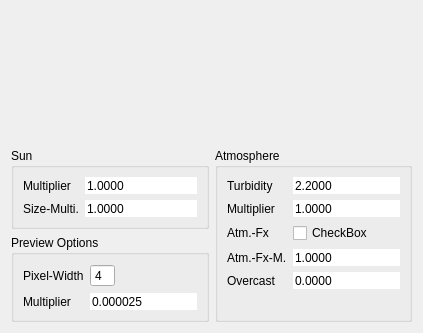
This is src/qt-frontend/widgets/QtSunSkyEditor/forms/qtsunskyeditor.ui in phresnel/picogen as Qt 5 draws it before an edit. The edited form follows.
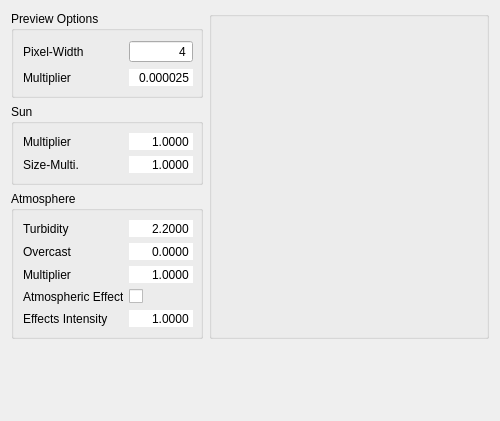
This is the edited form.

The edit to the form file:
```diff
--- a/src/qt-frontend/widgets/QtSunSkyEditor/forms/qtsunskyeditor.ui
+++ b/src/qt-frontend/widgets/QtSunSkyEditor/forms/qtsunskyeditor.ui
@@ -6,8 +6,8 @@
    <rect>
     <x>0</x>
     <y>0</y>
-    <width>423</width>
-    <height>333</height>
+    <width>494</width>
+    <height>421</height>
    </rect>
   </property>
   <property name="windowTitle">
@@ -17,102 +17,78 @@
    <property name="horizontalSpacing">
     <number>6</number>
    </property>
-   <item row="0" column="0" rowspan="3" colspan="2">
-    <widget class="QLabel" name="previewScreen">
-     <property name="sizePolicy">
-      <sizepolicy hsizetype="MinimumExpanding" vsizetype="MinimumExpanding">
-       <horstretch>0</horstretch>
-       <verstretch>0</verstretch>
-      </sizepolicy>
-     </property>
-     <property name="minimumSize">
-      <size>
-       <width>128</width>
-       <height>128</height>
-      </size>
-     </property>
-     <property name="maximumSize">
-      <size>
-       <width>16777215</width>
-       <height>16777215</height>
-      </size>
-     </property>
-     <property name="sizeIncrement">
-      <size>
-       <width>0</width>
-       <height>0</height>
-      </size>
-     </property>
-     <property name="text">
-      <string/>
-     </property>
-    </widget>
-   </item>
-   <item row="0" column="2">
-    <layout class="QVBoxLayout" name="verticalLayout_3"/>
-   </item>
-   <item row="4" column="0">
+   <item row="0" column="0">
     <widget class="QGroupBox" name="groupBox_3">
      <property name="sizePolicy">
-      <sizepolicy hsizetype="Preferred" vsizetype="Preferred">
+      <sizepolicy hsizetype="Fixed" vsizetype="Preferred">
        <horstretch>0</horstretch>
        <verstretch>0</verstretch>
       </sizepolicy>
      </property>
+     <property name="minimumSize">
+      <size>
+       <width>192</width>
+       <height>0</height>
+      </size>
+     </property>
      <property name="title">
       <string>Preview Options</string>
      </property>
      <layout class="QFormLayout" name="formLayout">
-      <property name="fieldGrowthPolicy">
-       <enum>QFormLayout::AllNonFixedFieldsGrow</enum>
-      </property>
-      <item row="0" column="0">
+      <item row="1" column="0">
        <widget class="QLabel" name="label">
+        <property name="sizePolicy">
+         <sizepolicy hsizetype="Fixed" vsizetype="Preferred">
+          <horstretch>0</horstretch>
+          <verstretch>0</verstretch>
+         </sizepolicy>
+        </property>
+        <property name="minimumSize">
+         <size>
+          <width>100</width>
+          <height>0</height>
+         </size>
+        </property>
+        <property name="maximumSize">
+         <size>
+          <width>100</width>
+          <height>16777215</height>
+         </size>
+        </property>
         <property name="text">
          <string>Pixel-Width</string>
         </property>
        </widget>
       </item>
-      <item row="0" column="1">
-       <widget class="QSpinBox" name="previewResolution">
-        <property name="sizePolicy">
-         <sizepolicy hsizetype="Maximum" vsizetype="Fixed">
-          <horstretch>0</horstretch>
-          <verstretch>0</verstretch>
-         </sizepolicy>
-        </property>
-        <property name="buttonSymbols">
-         <enum>QAbstractSpinBox::NoButtons</enum>
-        </property>
-        <property name="minimum">
-         <number>1</number>
-        </property>
-        <property name="maximum">
-         <number>16</number>
-        </property>
-        <property name="singleStep">
-         <number>2</number>
-        </property>
-        <property name="value">
-         <number>4</number>
-        </property>
-       </widget>
-      </item>
-      <item row="1" column="0">
-       <widget class="QLabel" name="label_6">
-        <property name="text">
-         <string>Multiplier</string>
-        </property>
-       </widget>
-      </item>
-      <item row="1" column="1">
+      <item row="2" column="1">
        <widget class="QDoubleSpinBox" name="previewMultiplier">
+        <property name="sizePolicy">
+         <sizepolicy hsizetype="Fixed" vsizetype="Fixed">
+          <horstretch>0</horstretch>
+          <verstretch>0</verstretch>
+         </sizepolicy>
+        </property>
+        <property name="minimumSize">
+         <size>
+          <width>64</width>
+          <height>0</height>
+         </size>
+        </property>
+        <property name="maximumSize">
+         <size>
+          <width>64</width>
+          <height>16777215</height>
+         </size>
+        </property>
         <property name="styleSheet">
          <string notr="true"/>
         </property>
         <property name="frame">
          <bool>false</bool>
         </property>
+        <property name="alignment">
+         <set>Qt::AlignRight|Qt::AlignTrailing|Qt::AlignVCenter</set>
+        </property>
         <property name="buttonSymbols">
          <enum>QAbstractSpinBox::NoButtons</enum>
         </property>
@@ -136,11 +112,88 @@
         </property>
        </widget>
       </item>
+      <item row="2" column="0">
+       <widget class="QLabel" name="label_6">
+        <property name="sizePolicy">
+         <sizepolicy hsizetype="Fixed" vsizetype="Preferred">
+          <horstretch>0</horstretch>
+          <verstretch>0</verstretch>
+         </sizepolicy>
+        </property>
+        <property name="minimumSize">
+         <size>
+          <width>100</width>
+          <height>0</height>
+         </size>
+        </property>
+        <property name="maximumSize">
+         <size>
+          <width>100</width>
+          <height>16777215</height>
+         </size>
+        </property>
+        <property name="text">
+         <string>Multiplier</string>
+        </property>
+       </widget>
+      </item>
+      <item row="1" column="1">
+       <widget class="QSpinBox" name="previewResolution">
+        <property name="sizePolicy">
+         <sizepolicy hsizetype="Fixed" vsizetype="Fixed">
+          <horstretch>0</horstretch>
+          <verstretch>0</verstretch>
+         </sizepolicy>
+        </property>
+        <property name="minimumSize">
+         <size>
+          <width>64</width>
+          <height>0</height>
+         </size>
+        </property>
+        <property name="maximumSize">
+         <size>
+          <width>64</width>
+          <height>16777215</height>
+         </size>
+        </property>
+        <property name="alignment">
+         <set>Qt::AlignRight|Qt::AlignTrailing|Qt::AlignVCenter</set>
+        </property>
+        <property name="buttonSymbols">
+         <enum>QAbstractSpinBox::NoButtons</enum>
+        </property>
+        <property name="minimum">
+         <number>1</number>
+        </property>
+        <property name="maximum">
+         <number>16</number>
+        </property>
+        <property name="singleStep">
+         <number>2</number>
+        </property>
+        <property name="value">
+         <number>4</number>
+        </property>
+       </widget>
+      </item>
      </layout>
     </widget>
    </item>
-   <item row="3" column="0">
+   <item row="1" column="0">
     <widget class="QGroupBox" name="groupBox_5">
+     <property name="sizePolicy">
+      <sizepolicy hsizetype="Fixed" vsizetype="Preferred">
+       <horstretch>0</horstretch>
+       <verstretch>0</verstretch>
+      </sizepolicy>
+     </property>
+     <property name="minimumSize">
+      <size>
+       <width>192</width>
+       <height>0</height>
+      </size>
+     </property>
      <property name="title">
       <string>Sun</string>
      </property>
@@ -150,6 +203,24 @@
       </property>
       <item row="1" column="0">
        <widget class="QLabel" name="label_4">
+        <property name="sizePolicy">
+         <sizepolicy hsizetype="Fixed" vsizetype="Preferred">
+          <horstretch>0</horstretch>
+          <verstretch>0</verstretch>
+         </sizepolicy>
+        </property>
+        <property name="minimumSize">
+         <size>
+          <width>100</width>
+          <height>0</height>
+         </size>
+        </property>
+        <property name="maximumSize">
+         <size>
+          <width>100</width>
+          <height>16777215</height>
+         </size>
+        </property>
         <property name="text">
          <string>Multiplier</string>
         </property>
@@ -157,12 +228,33 @@
       </item>
       <item row="1" column="1">
        <widget class="QDoubleSpinBox" name="sunIntensitySpinBox">
+        <property name="sizePolicy">
+         <sizepolicy hsizetype="Fixed" vsizetype="Fixed">
+          <horstretch>0</horstretch>
+          <verstretch>0</verstretch>
+         </sizepolicy>
+        </property>
+        <property name="minimumSize">
+         <size>
+          <width>64</width>
+          <height>0</height>
+         </size>
+        </property>
+        <property name="maximumSize">
+         <size>
+          <width>64</width>
+          <height>16777215</height>
+         </size>
+        </property>
         <property name="styleSheet">
          <string notr="true"/>
         </property>
         <property name="frame">
          <bool>false</bool>
         </property>
+        <property name="alignment">
+         <set>Qt::AlignRight|Qt::AlignTrailing|Qt::AlignVCenter</set>
+        </property>
         <property name="buttonSymbols">
          <enum>QAbstractSpinBox::NoButtons</enum>
         </property>
@@ -188,6 +280,24 @@
       </item>
       <item row="2" column="0">
        <widget class="QLabel" name="label_7">
+        <property name="sizePolicy">
+         <sizepolicy hsizetype="Fixed" vsizetype="Preferred">
+          <horstretch>0</horstretch>
+          <verstretch>0</verstretch>
+         </sizepolicy>
+        </property>
+        <property name="minimumSize">
+         <size>
+          <width>100</width>
+          <height>0</height>
+         </size>
+        </property>
+        <property name="maximumSize">
+         <size>
+          <width>100</width>
+          <height>16777215</height>
+         </size>
+        </property>
         <property name="text">
          <string>Size-Multi.</string>
         </property>
@@ -195,12 +305,33 @@
       </item>
       <item row="2" column="1">
        <widget class="QDoubleSpinBox" name="diskSizeSpinBox">
+        <property name="sizePolicy">
+         <sizepolicy hsizetype="Fixed" vsizetype="Fixed">
+          <horstretch>0</horstretch>
+          <verstretch>0</verstretch>
+         </sizepolicy>
+        </property>
+        <property name="minimumSize">
+         <size>
+          <width>64</width>
+          <height>0</height>
+         </size>
+        </property>
+        <property name="maximumSize">
+         <size>
+          <width>64</width>
+          <height>16777215</height>
+         </size>
+        </property>
         <property name="styleSheet">
          <string notr="true"/>
         </property>
         <property name="frame">
          <bool>false</bool>
         </property>
+        <property name="alignment">
+         <set>Qt::AlignRight|Qt::AlignTrailing|Qt::AlignVCenter</set>
+        </property>
         <property name="buttonSymbols">
          <enum>QAbstractSpinBox::NoButtons</enum>
         </property>
@@ -227,14 +358,20 @@
      </layout>
     </widget>
    </item>
-   <item row="3" column="1" rowspan="2">
+   <item row="2" column="0">
     <widget class="QGroupBox" name="groupBoxAtm">
      <property name="sizePolicy">
-      <sizepolicy hsizetype="Preferred" vsizetype="Preferred">
+      <sizepolicy hsizetype="Fixed" vsizetype="Preferred">
        <horstretch>0</horstretch>
        <verstretch>0</verstretch>
       </sizepolicy>
      </property>
+     <property name="minimumSize">
+      <size>
+       <width>192</width>
+       <height>0</height>
+      </size>
+     </property>
      <property name="title">
       <string>Atmosphere</string>
      </property>
@@ -244,6 +381,24 @@
       </property>
       <item row="0" column="0">
        <widget class="QLabel" name="label_2">
+        <property name="sizePolicy">
+         <sizepolicy hsizetype="Fixed" vsizetype="Preferred">
+          <horstretch>0</horstretch>
+          <verstretch>0</verstretch>
+         </sizepolicy>
+        </property>
+        <property name="minimumSize">
+         <size>
+          <width>100</width>
+          <height>0</height>
+         </size>
+        </property>
+        <property name="maximumSize">
+         <size>
+          <width>100</width>
+          <height>16777215</height>
+         </size>
+        </property>
         <property name="text">
          <string>Turbidity</string>
         </property>
@@ -251,9 +406,30 @@
       </item>
       <item row="0" column="1">
        <widget class="QDoubleSpinBox" name="turbiditySpinBox">
+        <property name="sizePolicy">
+         <sizepolicy hsizetype="Fixed" vsizetype="Fixed">
+          <horstretch>0</horstretch>
+          <verstretch>0</verstretch>
+         </sizepolicy>
+        </property>
+        <property name="minimumSize">
+         <size>
+          <width>64</width>
+          <height>0</height>
+         </size>
+        </property>
+        <property name="maximumSize">
+         <size>
+          <width>64</width>
+          <height>16777215</height>
+         </size>
+        </property>
         <property name="frame">
          <bool>false</bool>
         </property>
+        <property name="alignment">
+         <set>Qt::AlignRight|Qt::AlignTrailing|Qt::AlignVCenter</set>
+        </property>
         <property name="buttonSymbols">
          <enum>QAbstractSpinBox::NoButtons</enum>
         </property>
@@ -277,21 +453,60 @@
         </property>
        </widget>
       </item>
-      <item row="1" column="0">
+      <item row="2" column="0">
        <widget class="QLabel" name="label_3">
+        <property name="sizePolicy">
+         <sizepolicy hsizetype="Fixed" vsizetype="Preferred">
+          <horstretch>0</horstretch>
+          <verstretch>0</verstretch>
+         </sizepolicy>
+        </property>
+        <property name="minimumSize">
+         <size>
+          <width>100</width>
+          <height>0</height>
+         </size>
+        </property>
+        <property name="maximumSize">
+         <size>
+          <width>100</width>
+          <height>16777215</height>
+         </size>
+        </property>
         <property name="text">
          <string>Multiplier</string>
         </property>
        </widget>
       </item>
-      <item row="1" column="1">
+      <item row="2" column="1">
        <widget class="QDoubleSpinBox" name="atmosphereIntensitySpinBox">
+        <property name="sizePolicy">
+         <sizepolicy hsizetype="Fixed" vsizetype="Fixed">
+          <horstretch>0</horstretch>
+          <verstretch>0</verstretch>
+         </sizepolicy>
+        </property>
+        <property name="minimumSize">
+         <size>
+          <width>64</width>
+          <height>0</height>
+         </size>
+        </property>
+        <property name="maximumSize">
+         <size>
+          <width>64</width>
+          <height>16777215</height>
+         </size>
+        </property>
         <property name="styleSheet">
          <string notr="true"/>
         </property>
         <property name="frame">
          <bool>false</bool>
         </property>
+        <property name="alignment">
+         <set>Qt::AlignRight|Qt::AlignTrailing|Qt::AlignVCenter</set>
+        </property>
         <property name="buttonSymbols">
          <enum>QAbstractSpinBox::NoButtons</enum>
         </property>
@@ -315,35 +530,110 @@
         </property>
        </widget>
       </item>
-      <item row="2" column="0">
+      <item row="3" column="0">
        <widget class="QLabel" name="label_5">
+        <property name="sizePolicy">
+         <sizepolicy hsizetype="Fixed" vsizetype="Preferred">
+          <horstretch>0</horstretch>
+          <verstretch>0</verstretch>
+         </sizepolicy>
+        </property>
+        <property name="minimumSize">
+         <size>
+          <width>100</width>
+          <height>0</height>
+         </size>
+        </property>
+        <property name="maximumSize">
+         <size>
+          <width>100</width>
+          <height>16777215</height>
+         </size>
+        </property>
         <property name="text">
-         <string>Atm.-Fx</string>
+         <string>Atmospheric Effects</string>
         </property>
        </widget>
       </item>
-      <item row="2" column="1">
+      <item row="3" column="1">
        <widget class="QCheckBox" name="enableAtmosphericEffects">
+        <property name="sizePolicy">
+         <sizepolicy hsizetype="Fixed" vsizetype="Fixed">
+          <horstretch>0</horstretch>
+          <verstretch>0</verstretch>
+         </sizepolicy>
+        </property>
+        <property name="minimumSize">
+         <size>
+          <width>64</width>
+          <height>0</height>
+         </size>
+        </property>
+        <property name="maximumSize">
+         <size>
+          <width>64</width>
+          <height>16777215</height>
+         </size>
+        </property>
         <property name="text">
-         <string>CheckBox</string>
+         <string/>
         </property>
        </widget>
       </item>
-      <item row="3" column="0">
+      <item row="4" column="0">
        <widget class="QLabel" name="label_8">
+        <property name="sizePolicy">
+         <sizepolicy hsizetype="Fixed" vsizetype="Preferred">
+          <horstretch>0</horstretch>
+          <verstretch>0</verstretch>
+         </sizepolicy>
+        </property>
+        <property name="minimumSize">
+         <size>
+          <width>100</width>
+          <height>0</height>
+         </size>
+        </property>
+        <property name="maximumSize">
+         <size>
+          <width>100</width>
+          <height>16777215</height>
+         </size>
+        </property>
         <property name="text">
-         <string>Atm.-Fx-M.</string>
+         <string>Effects Intensity</string>
         </property>
        </widget>
       </item>
-      <item row="3" column="1">
+      <item row="4" column="1">
        <widget class="QDoubleSpinBox" name="atmosphericEffectsFactorSpinBox">
+        <property name="sizePolicy">
+         <sizepolicy hsizetype="Fixed" vsizetype="Fixed">
+          <horstretch>0</horstretch>
+          <verstretch>0</verstretch>
+         </sizepolicy>
+        </property>
+        <property name="minimumSize">
+         <size>
+          <width>64</width>
+          <height>0</height>
+         </size>
+        </property>
+        <property name="maximumSize">
+         <size>
+          <width>64</width>
+          <height>16777215</height>
+         </size>
+        </property>
         <property name="styleSheet">
          <string notr="true"/>
         </property>
         <property name="frame">
          <bool>false</bool>
         </property>
+        <property name="alignment">
+         <set>Qt::AlignRight|Qt::AlignTrailing|Qt::AlignVCenter</set>
+        </property>
         <property name="buttonSymbols">
          <enum>QAbstractSpinBox::NoButtons</enum>
         </property>
@@ -367,21 +657,60 @@
         </property>
        </widget>
       </item>
-      <item row="4" column="0">
+      <item row="1" column="0">
        <widget class="QLabel" name="label_9">
+        <property name="sizePolicy">
+         <sizepolicy hsizetype="Fixed" vsizetype="Preferred">
+          <horstretch>0</horstretch>
+          <verstretch>0</verstretch>
+         </sizepolicy>
+        </property>
+        <property name="minimumSize">
+         <size>
+          <width>100</width>
+          <height>0</height>
+         </size>
+        </property>
+        <property name="maximumSize">
+         <size>
+          <width>100</width>
+          <height>16777215</height>
+         </size>
+        </property>
         <property name="text">
          <string>Overcast</string>
         </property>
        </widget>
       </item>
-      <item row="4" column="1">
+      <item row="1" column="1">
        <widget class="QDoubleSpinBox" name="overcastSpinBox">
+        <property name="sizePolicy">
+         <sizepolicy hsizetype="Fixed" vsizetype="Fixed">
+          <horstretch>0</horstretch>
+          <verstretch>0</verstretch>
+         </sizepolicy>
+        </property>
+        <property name="minimumSize">
+         <size>
+          <width>64</width>
+          <height>0</height>
+         </size>
+        </property>
+        <property name="maximumSize">
+         <size>
+          <width>64</width>
+          <height>16777215</height>
+         </size>
+        </property>
         <property name="styleSheet">
          <string notr="true"/>
         </property>
         <property name="frame">
          <bool>false</bool>
         </property>
+        <property name="alignment">
+         <set>Qt::AlignRight|Qt::AlignTrailing|Qt::AlignVCenter</set>
+        </property>
         <property name="buttonSymbols">
          <enum>QAbstractSpinBox::NoButtons</enum>
         </property>
@@ -408,6 +737,53 @@
      </layout>
     </widget>
    </item>
+   <item row="6" column="0">
+    <spacer name="verticalSpacer">
+     <property name="orientation">
+      <enum>Qt::Vertical</enum>
+     </property>
+     <property name="sizeHint" stdset="0">
+      <size>
+       <width>20</width>
+       <height>40</height>
+      </size>
+     </property>
+    </spacer>
+   </item>
+   <item row="0" column="1" rowspan="3">
+    <widget class="QGroupBox" name="previewScreenGroupBox">
+     <property name="title">
+      <string/>
+     </property>
+     <layout class="QHBoxLayout" name="horizontalLayout">
+      <item>
+       <widget class="QLabel" name="previewScreen">
+        <property name="sizePolicy">
+         <sizepolicy hsizetype="Fixed" vsizetype="Fixed">
+          <horstretch>0</horstretch>
+          <verstretch>0</verstretch>
+         </sizepolicy>
+        </property>
+        <property name="minimumSize">
+         <size>
+          <width>256</width>
+          <height>256</height>
+         </size>
+        </property>
+        <property name="maximumSize">
+         <size>
+          <width>16777215</width>
+          <height>16777215</height>
+         </size>
+        </property>
+        <property name="text">
+         <string/>
+        </property>
+       </widget>
+      </item>
+     </layout>
+    </widget>
+   </item>
   </layout>
  </widget>
  <resources/>
```
